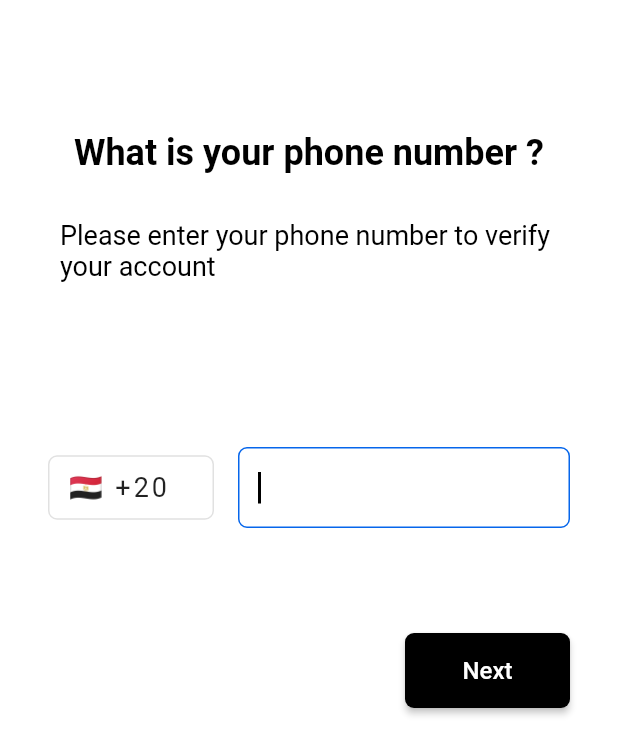
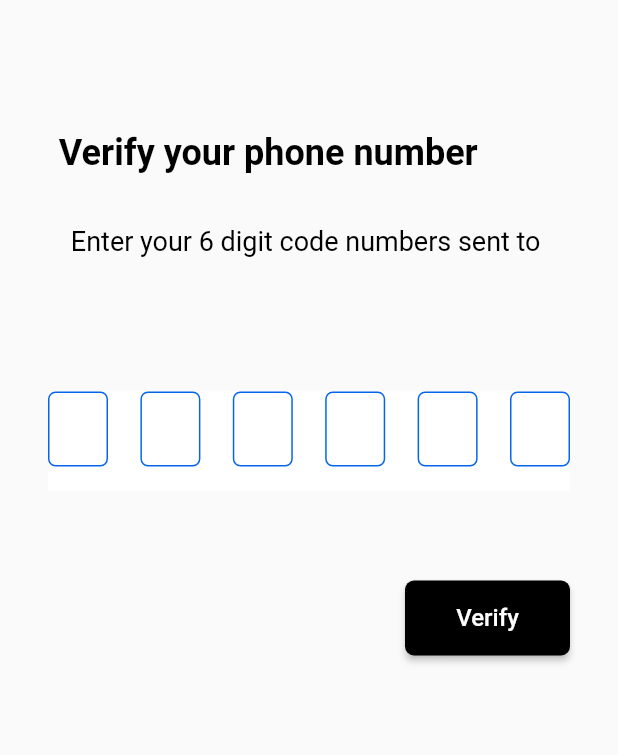
Before and after one commit to mohamed-seiam/Location-App, a Flutter app: the screen it shows after launch, after a tap on "Next", on a phone screen of 412 x 824 dp. Shown: the top 755 px of the screen. Run offline on Flutter 3.47's test engine with Material 2 defaults, Android fonts, the phone set to English and light mode, and no system bars; drawn by our look-alikes of pin_code_fields; our stand-ins replace firebase_auth, firebase_core, flutter_bloc; accounts and stored records are empty.

Commit message:
finish PhoneAuthCubit and finish Design of OtpScreen and add MapScreen to AppRouter Class

```diff
--- a/lib/app_router.dart
+++ b/lib/app_router.dart
@@ -1,15 +1,40 @@
 import 'package:flutter/material.dart';
+import 'package:flutter_bloc/flutter_bloc.dart';
+import 'package:location_app/business_logic/cubit/auth_cubit/phone_auth_cubit.dart';
 import 'package:location_app/presentation/screens/login_screen.dart';
+import 'package:location_app/presentation/screens/map_screen.dart';
+import 'package:location_app/presentation/screens/otp_screen.dart';
 
 import 'constance/strings.dart';
 
 class AppRouter {
+
+  PhoneAuthCubit ? phoneAuthCubit ;
+
+  AppRouter(){
+    phoneAuthCubit =PhoneAuthCubit();
+  }
+
   Route? generateRoute(RouteSettings settings) {
     switch (settings.name) {
+      case mapScreen :
+        return MaterialPageRoute(
+            builder: (_)=>const MapScreen(),
+        );
+
       case loginScreen:
         return MaterialPageRoute(
-            builder: (_)=>  LogInScreen(),
+            builder: (_)=>  BlocProvider<PhoneAuthCubit>.value(
+              value: phoneAuthCubit!,
+                child: LogInScreen()),
+        );
+      case otpScreen:
+        return MaterialPageRoute(
+          builder: (_)=>  BlocProvider<PhoneAuthCubit>.value(
+            value: phoneAuthCubit!,
+              child: const OtpScreen()),
         );
     }
+    return null;
   }
 }
--- a/lib/constance/strings.dart
+++ b/lib/constance/strings.dart
@@ -1 +1,5 @@
 const loginScreen = '/' ;
+
+const otpScreen = '/otp-screen' ;
+
+const mapScreen = '/map-screen' ;
--- a/lib/presentation/screens/login_screen.dart
+++ b/lib/presentation/screens/login_screen.dart
@@ -1,13 +1,15 @@
 import 'package:flutter/material.dart';
 import 'package:location_app/constance/my_color.dart';
+import 'package:location_app/constance/strings.dart';
 
 class LogInScreen extends StatelessWidget {
   LogInScreen({Key? key}) : super(key: key);
 
   late String phoneNumber;
-
+GlobalKey<FormState> _globalKey = GlobalKey();
   Widget _buildIntroText() {
     return Column(
+      crossAxisAlignment: CrossAxisAlignment.start,
       children: [
         const Text(
           'What is your phone number ?',
@@ -105,11 +107,13 @@ class LogInScreen extends StatelessWidget {
     return flag;
   }
 
-  Widget _buildNextButton() {
+  Widget _buildNextButton(BuildContext context) {
     return Align(
       alignment: Alignment.centerRight,
       child: ElevatedButton(
-        onPressed: () {},
+        onPressed: () {
+          Navigator.pushNamed(context, otpScreen);
+        },
         style: ElevatedButton.styleFrom(
             minimumSize: const Size(110, 50),
             backgroundColor: Colors.black,
@@ -133,7 +137,7 @@ class LogInScreen extends StatelessWidget {
       child: Scaffold(
         backgroundColor: Colors.white,
         body: Form(
-          key: UniqueKey(),
+          key: _globalKey,
           child: Container(
             margin: const EdgeInsets.symmetric(horizontal: 32, vertical: 88),
             child: Column(
@@ -145,7 +149,7 @@ class LogInScreen extends StatelessWidget {
                 ),
                 _buildPhoneFormField(),
                 const SizedBox(height: 70,),
-                _buildNextButton(),
+                _buildNextButton(context),
               ],
             ),
           ),
--- /dev/null
+++ b/lib/presentation/screens/otp_screen.dart
@@ -0,0 +1,123 @@
+import 'package:flutter/material.dart';
+import 'package:location_app/constance/my_color.dart';
+import 'package:pin_code_fields/pin_code_fields.dart';
+
+class OtpScreen extends StatelessWidget {
+  const OtpScreen({Key? key}) : super(key: key);
+  final String phoneNumber = '';
+
+  Widget _buildIntroText()
+  {
+    return  Column(
+      crossAxisAlignment: CrossAxisAlignment.start,
+      children: [
+        const Text(
+          'Verify your phone number',
+          style: TextStyle(
+            color: Colors.black,
+            fontSize: 24,
+            fontWeight: FontWeight.bold,
+          ),
+        ),
+        const SizedBox(
+          height: 30,
+        ),
+        Container(
+          margin: const EdgeInsets.symmetric(horizontal: 8),
+          child: RichText(
+              text: TextSpan(
+                text: 'Enter your 6 digit code numbers sent to ',
+                style:const TextStyle(color: Colors.black,fontSize: 18,height: 1.5),
+                children:<TextSpan>[
+                  TextSpan(
+                    text: phoneNumber,
+                    style:const TextStyle(color: Colors.blue)
+                  ),
+                ]
+              ),
+          ),
+        ),
+      ],
+    );
+  }
+
+ Widget _buildPinCodeField(BuildContext context)
+  {
+    return Container(
+      child: PinCodeTextField(
+        appContext: context,
+        length: 6,
+        obscureText: false,
+        autoFocus: true,
+        cursorColor: Colors.black,
+        keyboardType: TextInputType.number,
+        animationType: AnimationType.scale,
+        pinTheme: PinTheme(
+          shape: PinCodeFieldShape.box,
+          borderRadius: BorderRadius.circular(5),
+          fieldHeight: 50,
+          fieldWidth: 40,
+          borderWidth: 1,
+          activeColor: MyColor.blue,
+          activeFillColor: MyColor.lightBlue,
+          inactiveColor: MyColor.blue,
+          selectedColor: MyColor.blue,
+          selectedFillColor: Colors.white,
+          inactiveFillColor: Colors.white,
+        ),
+        animationDuration:const Duration(milliseconds: 300),
+        backgroundColor: Colors.white,
+        enableActiveFill: true,
+        onCompleted: (v) {
+          print("Completed");
+        },
+        onChanged: (value) {
+          print(value);
+        },
+      ),
+    );
+  }
+
+  Widget _buildVerifyButton()
+  {
+    return Align(
+      alignment: Alignment.centerRight,
+      child: ElevatedButton(
+        onPressed: () {},
+        style: ElevatedButton.styleFrom(
+            minimumSize: const Size(110, 50),
+            backgroundColor: Colors.black,
+            shape: RoundedRectangleBorder(
+              borderRadius: BorderRadius.circular(6),
+            )),
+        child: const Text(
+          'Verify',
+          style: TextStyle(
+            color: Colors.white,
+            fontSize: 16,
+          ),
+        ),
+      ),
+    );
+  }
+
+  @override
+  Widget build(BuildContext context) {
+    return SafeArea(
+        child: Scaffold(
+          body: Container(
+            margin: const EdgeInsets.symmetric(horizontal: 32, vertical: 88),
+            child: Column(
+              children: [
+                _buildIntroText(),
+               const SizedBox(height: 88,),
+                _buildPinCodeField(context),
+               const SizedBox(height: 60,),
+                _buildVerifyButton(),
+              ],
+            ),
+          ),
+        ),
+    );
+  }
+}
--- a/pubspec.yaml
+++ b/pubspec.yaml
@@ -39,6 +39,7 @@ dependencies:
   flutter_bloc: ^8.1.2
   firebase_core: ^2.6.1
   firebase_auth: ^4.2.8
+  pin_code_fields: ^7.4.0
 
 dev_dependencies:
   flutter_test:
```
Also changed, not shown: lib/business_logic/cubit/auth_cubit/phone_auth_cubit.dart (added, +72 -0 lines), lib/business_logic/cubit/auth_cubit/phone_auth_states.dart (added, +19 -0 lines), lib/presentation/screens/map_screen.dart (added, +15 -0 lines), pubspec.lock.
